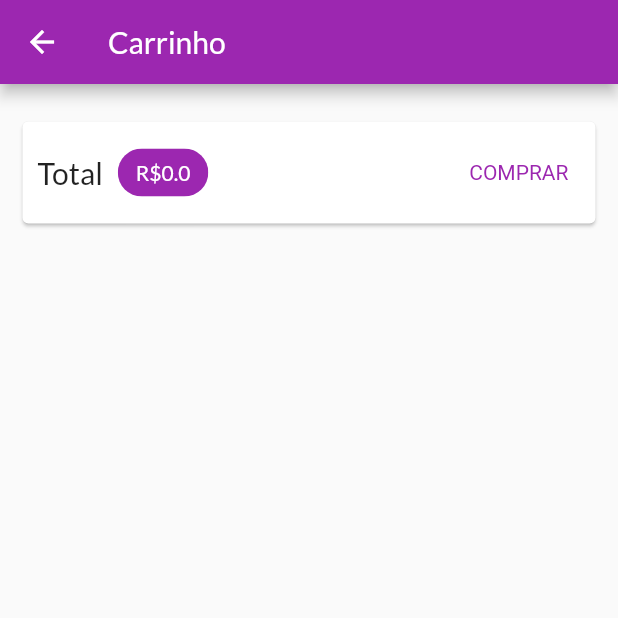
After one commit to thgoas/shop, a Flutter app: the CartPage screen opened by its route, on a phone screen of 412 x 824 dp, the top half of it. The commit adds this screen. Run offline on Flutter 3.47's test engine with Material 2 defaults, Android fonts, the phone set to English and light mode, and no system bars; network calls fail.

Commit message:
create cart_page and component cart_page

```diff
--- a/lib/main.dart
+++ b/lib/main.dart
@@ -2,6 +2,7 @@ import 'package:flutter/material.dart';
 import 'package:provider/provider.dart';
 import 'package:shop/models/cart.dart';
 import 'package:shop/models/product_list.dart';
+import 'package:shop/pages/cart_page.dart';
 import 'package:shop/pages/product_detail_page.dart';
 import 'package:shop/pages/products_overview_page.dart';
 import 'package:shop/utils/app_routes.dart';
@@ -34,6 +35,7 @@ class MyApp extends StatelessWidget {
         home: ProductsOverviewPage(),
         routes: {
           AppRoutes.PRODUCT_DETAIL: (ctx) => ProductDetailPage(),
+          AppRoutes.CART: (ctx) => CartPage(),
         },
         debugShowCheckedModeBanner: false,
       ),
--- /dev/null
+++ b/lib/pages/cart_page.dart
@@ -0,0 +1,73 @@
+import 'package:flutter/material.dart';
+import 'package:provider/provider.dart';
+import 'package:shop/components/cart_item.dart';
+import 'package:shop/models/cart.dart';
+
+class CartPage extends StatelessWidget {
+  const CartPage({Key? key}) : super(key: key);
+
+  @override
+  Widget build(BuildContext context) {
+    final Cart cart = Provider.of(context);
+    final items = cart.items.values.toList();
+
+    return Scaffold(
+      appBar: AppBar(
+        title: Text('Carrinho'),
+      ),
+      body: Column(
+        children: [
+          Card(
+            margin: const EdgeInsets.symmetric(
+              horizontal: 15,
+              vertical: 25,
+            ),
+            child: Padding(
+              padding: const EdgeInsets.all(10),
+              child: Row(
+                mainAxisAlignment: MainAxisAlignment.spaceBetween,
+                children: [
+                  Text(
+                    'Total',
+                    style: TextStyle(
+                      fontSize: 20,
+                    ),
+                  ),
+                  SizedBox(
+                    width: 10,
+                  ),
+                  Chip(
+                    backgroundColor: Theme.of(context).colorScheme.primary,
+                    label: Text(
+                      'R\$${cart.totalAmount}',
+                      style: TextStyle(
+                        color:
+                            Theme.of(context).primaryTextTheme.headline6?.color,
+                      ),
+                    ),
+                  ),
+                  Spacer(),
+                  TextButton(
+                    onPressed: () {},
+                    child: Text('COMPRAR'),
+                    style: TextButton.styleFrom(
+                      textStyle: TextStyle(
+                        color: Theme.of(context).colorScheme.primary,
+                      ),
+                    ),
+                  ),
+                ],
+              ),
+            ),
+          ),
+          Expanded(
+            child: ListView.builder(
+              itemCount: items.length,
+              itemBuilder: (ctx, i) => CartItemWidget(items[i]),
+            ),
+          )
+        ],
+      ),
+    );
+  }
+}
--- a/lib/pages/products_overview_page.dart
+++ b/lib/pages/products_overview_page.dart
@@ -3,6 +3,7 @@ import 'package:provider/provider.dart';
 import 'package:shop/components/badge.dart';
 import 'package:shop/components/product_grid.dart';
 import 'package:shop/models/cart.dart';
+import 'package:shop/utils/app_routes.dart';
 
 enum FilterOptions {
   Favorite,
@@ -49,7 +50,9 @@ class _ProductsOverviewPageState extends State<ProductsOverviewPage> {
           ),
           Consumer<Cart>(
             child: IconButton(
-              onPressed: () {},
+              onPressed: () {
+                Navigator.of(context).pushNamed(AppRoutes.CART);
+              },
               icon: Icon(Icons.shopping_cart),
             ),
             builder: (ctx, cart, child) => Badge(
--- a/lib/utils/app_routes.dart
+++ b/lib/utils/app_routes.dart
@@ -1,3 +1,4 @@
 class AppRoutes {
   static const PRODUCT_DETAIL = '/product-detail';
+  static const CART = '/cart';
 }
```
Also changed, not shown: lib/components/cart_item.dart (added, +46 -0 lines).
